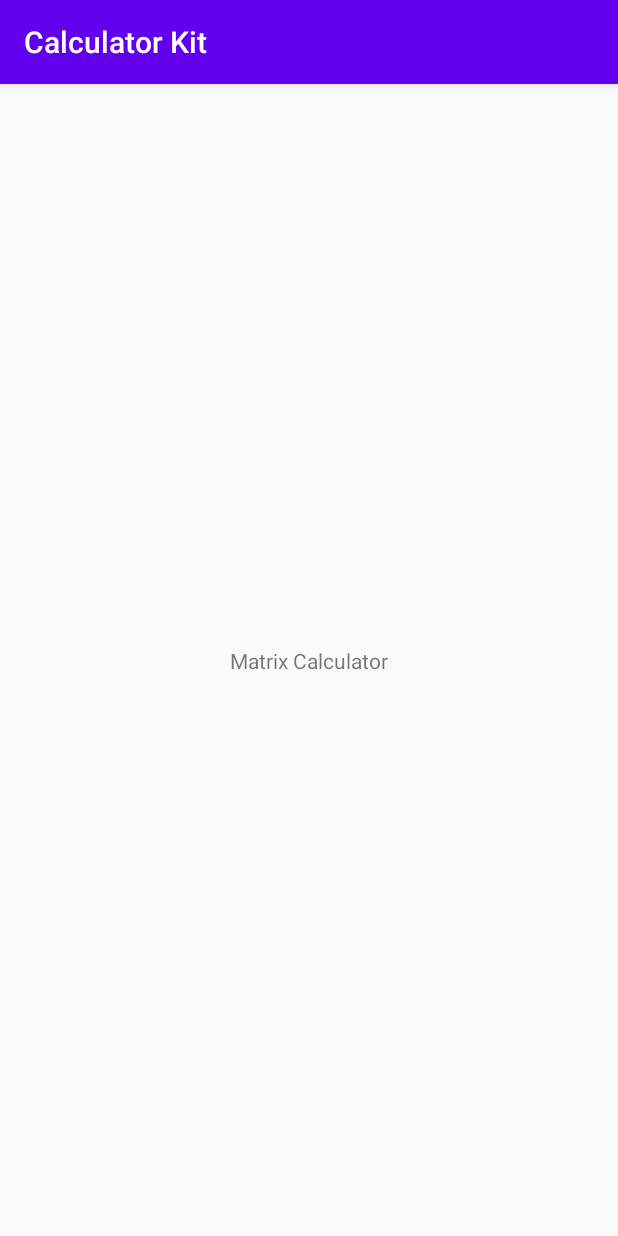
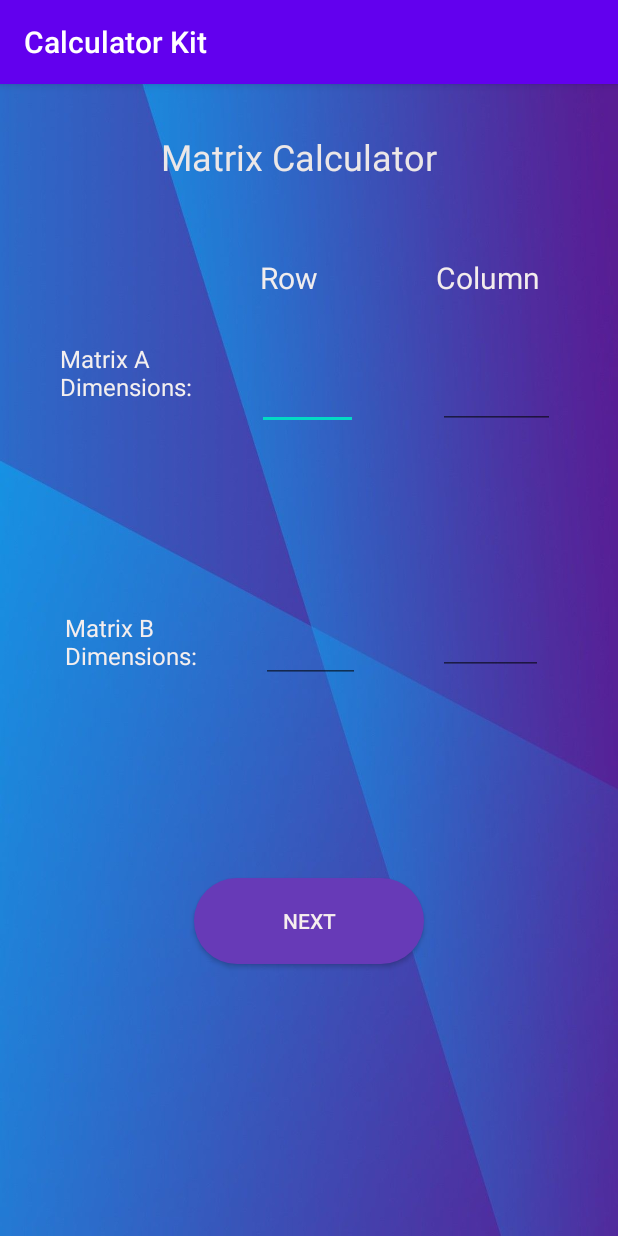
Before and after one commit to Joel5212/Calculator-Kit, an Android app: the MatrixCalculatorActivity screen opened directly, with no data from a screen before it, on a phone screen of 412 x 824 dp. Run offline under Robolectric (Android 15) with nearby library versions, the phone set to English and light mode, and no system bars.

Commit message:
matrix calculator

```diff
--- a/app/src/main/java/group1/android/calculatorkit/MatrixCalculatorActivity.java
+++ b/app/src/main/java/group1/android/calculatorkit/MatrixCalculatorActivity.java
@@ -3,11 +3,23 @@ package group1.android.calculatorkit;
 import android.os.Bundle;
 import android.support.annotation.Nullable;
 import android.support.v7.app.AppCompatActivity;
+import android.widget.Button;
+import android.widget.EditText;
 
 public class MatrixCalculatorActivity extends AppCompatActivity {
+
+    private Button btnNext;
+    private EditText edRowA;
+    private EditText edRowB;
+    private EditText edColumnA;
+    private EditText edColumnB;
+
     @Override
     protected void onCreate(@Nullable Bundle savedInstanceState) {
         super.onCreate(savedInstanceState);
         setContentView(R.layout.activity_matrix_calculator);
+
+        btnNext = findViewById(R.id.btnNext);
+
     }
 }
--- a/app/src/main/res/layout/activity_matrix_calculator.xml
+++ b/app/src/main/res/layout/activity_matrix_calculator.xml
@@ -1,17 +1,127 @@
 <?xml version="1.0" encoding="utf-8"?>
-<android.support.constraint.ConstraintLayout
-    xmlns:android="http://schemas.android.com/apk/res/android"
+<android.support.constraint.ConstraintLayout xmlns:android="http://schemas.android.com/apk/res/android"
     xmlns:app="http://schemas.android.com/apk/res-auto"
     android:layout_width="match_parent"
-    android:layout_height="match_parent">
+    android:layout_height="match_parent"
+    xmlns:tools="http://schemas.android.com/tools"
+    android:background="@drawable/calculatorbackground"
+    tools:context=".MatrixCalculatorActivity">
 
     <TextView
-        android:layout_width="wrap_content"
-        android:layout_height="wrap_content"
+        android:id="@+id/tvMatrixCalculator"
+        android:layout_width="197dp"
+        android:layout_height="37dp"
+        android:layout_marginTop="32dp"
         android:text="Matrix Calculator"
-        app:layout_constraintBottom_toBottomOf="parent"
+        android:textColor="#ECE7E7"
+        android:textSize="24sp"
         app:layout_constraintEnd_toEndOf="parent"
         app:layout_constraintStart_toStartOf="parent"
         app:layout_constraintTop_toTopOf="parent" />
 
+    <TextView
+        android:id="@+id/tvMatrixA"
+        android:layout_width="96dp"
+        android:layout_height="55dp"
+        android:layout_marginStart="40dp"
+        android:layout_marginTop="172dp"
+        android:text="Matrix A Dimensions:"
+        android:textColor="#F3EFEF"
+        android:textSize="16sp"
+        app:layout_constraintStart_toStartOf="parent"
+        app:layout_constraintTop_toTopOf="parent" />
+
+    <TextView
+        android:id="@+id/tvMatrixB"
+        android:layout_width="93dp"
+        android:layout_height="66dp"
+        android:layout_marginStart="43dp"
+        android:text="Matrix B Dimensions: "
+        android:textColor="#F4EEEE"
+        android:textSize="16sp"
+        app:layout_constraintBottom_toBottomOf="parent"
+        app:layout_constraintStart_toStartOf="parent"
+        app:layout_constraintTop_toTopOf="parent" />
+
+    <TextView
+        android:id="@+id/tvRow"
+        android:layout_width="64dp"
+        android:layout_height="37dp"
+        android:layout_marginTop="46dp"
+        android:text="Row"
+        android:textColor="#F1EDED"
+        android:textSize="20sp"
+        app:layout_constraintEnd_toEndOf="parent"
+        app:layout_constraintHorizontal_bias="0.498"
+        app:layout_constraintStart_toStartOf="parent"
+        app:layout_constraintTop_toBottomOf="@+id/tvMatrixCalculator" />
+
+    <TextView
+        android:id="@+id/tvColumn"
+        android:layout_width="79dp"
+        android:layout_height="34dp"
+        android:layout_marginTop="46dp"
+        android:layout_marginEnd="42dp"
+        android:text="Column"
+        android:textColor="#F3ECEC"
+        android:textSize="20sp"
+        app:layout_constraintEnd_toEndOf="parent"
+        app:layout_constraintTop_toBottomOf="@+id/tvMatrixCalculator" />
+
+    <EditText
+        android:id="@+id/edRowA"
+        android:layout_width="67dp"
+        android:layout_height="56dp"
+        android:layout_marginTop="22dp"
+        android:layout_marginEnd="53dp"
+        android:ems="10"
+        android:inputType="number"
+        app:layout_constraintEnd_toStartOf="@+id/edColumnA"
+        app:layout_constraintTop_toBottomOf="@+id/tvRow" />
+
+    <EditText
+        android:id="@+id/edColumnA"
+        android:layout_width="78dp"
+        android:layout_height="57dp"
+        android:layout_marginTop="23dp"
+        android:layout_marginEnd="42dp"
+        android:ems="10"
+        android:inputType="number"
+        app:layout_constraintEnd_toEndOf="parent"
+        app:layout_constraintTop_toBottomOf="@+id/tvColumn" />
+
+    <EditText
+        android:id="@+id/edRowB"
+        android:layout_width="66dp"
+        android:layout_height="65dp"
+        android:layout_marginTop="103dp"
+        android:layout_marginEnd="52dp"
+        android:ems="10"
+        android:inputType="number"
+        app:layout_constraintEnd_toStartOf="@+id/edColumnB"
+        app:layout_constraintTop_toBottomOf="@+id/edRowA" />
+
+    <EditText
+        android:id="@+id/edColumnB"
+        android:layout_width="70dp"
+        android:layout_height="60dp"
+        android:layout_marginTop="104dp"
+        android:layout_marginEnd="50dp"
+        android:ems="10"
+        android:inputType="number"
+        app:layout_constraintEnd_toEndOf="parent"
+        app:layout_constraintTop_toBottomOf="@+id/edColumnA" />
+
+    <Button
+        android:id="@+id/btnNext"
+        android:layout_width="153dp"
+        android:layout_height="57dp"
+        android:layout_marginBottom="181dp"
+        android:background="@drawable/circle"
+        android:text="Next"
+        android:textColor="#F6EEEE"
+        app:layout_constraintBottom_toBottomOf="parent"
+        app:layout_constraintEnd_toEndOf="parent"
+        app:layout_constraintStart_toStartOf="parent" />
+
 </android.support.constraint.ConstraintLayout>
```
Also changed, not shown: app/src/main/res/layout/activity_matrix_filler.xml (added, +81 -0 lines), app/src/main/res/layout/activity_matrix_operation.xml (added, +148 -0 lines).
